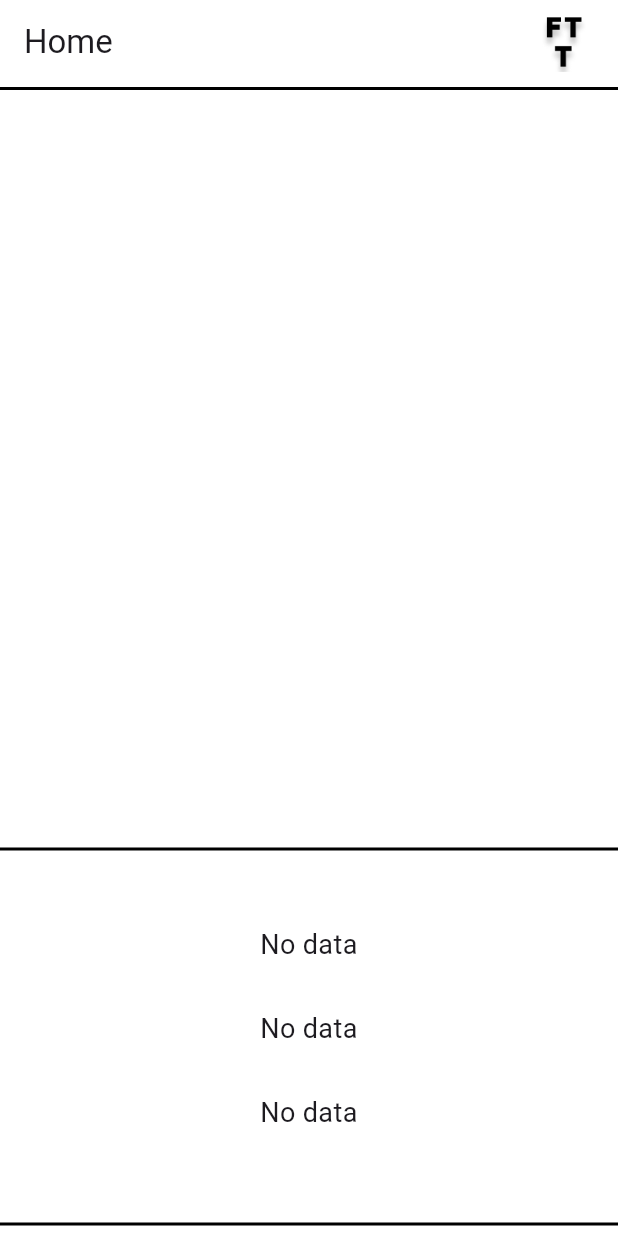
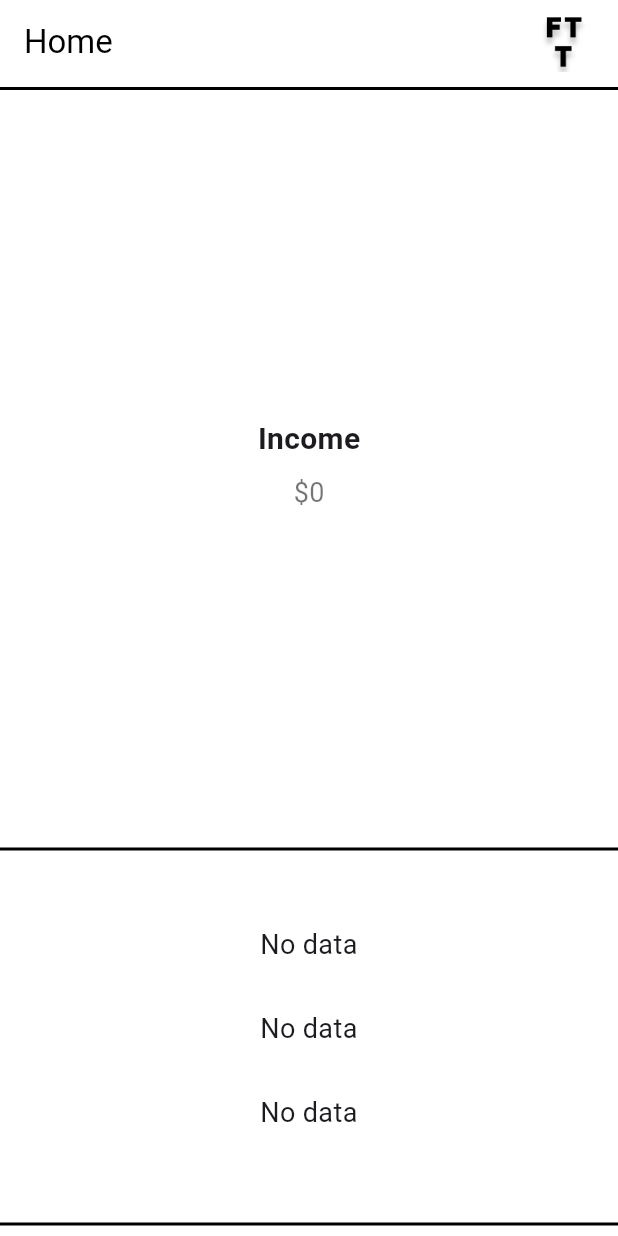
Before and after one commit to RezRak/FiftyThirtyTwenty, a Flutter app: the screen it shows after launch, scrolled down 140 dp, after a tap on "Submit", on a phone screen of 412 x 824 dp. Run offline on Flutter 3.47's test engine with Material 3 defaults, Android fonts, the phone set to English and light mode, and no system bars; drawn by our look-alikes of fl_chart; our stand-ins replace sqflite; accounts and stored records are empty.

Commit message:
added Income to pie chart

```diff
--- a/lib/home.dart
+++ b/lib/home.dart
@@ -22,6 +22,8 @@ class _HomeState extends State<Home> {
   String wantsMessage = '';
   String savingsMessage = '';
 
+  int income = 0;
+
   @override
   void initState() {
     super.initState();
@@ -30,12 +32,13 @@ class _HomeState extends State<Home> {
 
 Future<void> getUpdateData() async {
   // Grab int values from each table
-    int income = await dbHelper.sumIncome();
+  int fetchedIncome = await dbHelper.sumIncome();
   int essential = await dbHelper.sumEssentials();
   int wants = await dbHelper.sumWants();
   int savings = await dbHelper.sumSavings();
 
   setState(() {
+    income = fetchedIncome; // Assign the fetched income to the instance variable
     // Gathers the percentage of each value to add into pie chart later
     if (income != 0) {
       value1 = (essential.toDouble() / income.toDouble()) * 100;
@@ -90,14 +93,11 @@ class _HomeState extends State<Home> {
       appBar: AppBar(
         bottom: PreferredSize(
           preferredSize: const Size.fromHeight(4.0),
-          child: Container(
-            color: Colors.black,
-            height: 2.0
-          )),
+          child: Container(color: Colors.black, height: 2.0),
+        ),
         backgroundColor: Colors.white,
-        title: Text("Home"),
+        title: const Text("Home", style: TextStyle(color: Colors.black)),
         actions: [
-          // Adds the logo on the appbar
           Padding(
             padding: const EdgeInsets.only(right: 16.0),
             child: Image.asset(
@@ -109,16 +109,16 @@ class _HomeState extends State<Home> {
         ],
       ),
       body: Column(
-        mainAxisAlignment: MainAxisAlignment.start,
         children: [
           SizedBox(
             height: 500,
             width: double.infinity,
-            // Piechart data and UI
-            child: PieChart(
+            child: Stack(
+              alignment: Alignment.center,
+              children: [
+                PieChart(
                   PieChartData(
                     sections: [
-                  // Essentials Pie Chart Data
                       PieChartSectionData(
                         value: value1,
                         color: const Color.fromARGB(255, 47, 139, 215),
@@ -126,7 +126,6 @@ class _HomeState extends State<Home> {
                         radius: 50,
                         titlePositionPercentageOffset: 1.8,
                       ),
-                  // Wants Pie Chart Data
                       PieChartSectionData(
                         value: value2,
                         color: const Color.fromARGB(255, 221, 61, 55),
@@ -134,7 +133,6 @@ class _HomeState extends State<Home> {
                         radius: 50,
                         titlePositionPercentageOffset: 1.8,
                       ),
-                  // Savings Pie Chart Data
                       PieChartSectionData(
                         value: value3,
                         color: const Color.fromARGB(255, 255, 235, 57),
@@ -142,7 +140,6 @@ class _HomeState extends State<Home> {
                         radius: 50,
                         titlePositionPercentageOffset: 1.8,
                       ),
-                  // Remaining unused Income
                       PieChartSectionData(
                         value: value4,
                         color: const Color.fromARGB(255, 127, 127, 127),
@@ -155,17 +152,28 @@ class _HomeState extends State<Home> {
                     centerSpaceRadius: 90,
                   ),
                 ),
+                Column(
+                  mainAxisAlignment: MainAxisAlignment.center,
+                  children: [
+                    const Text(
+                      'Income',
+                      style: TextStyle(
+                          fontSize: 20, fontWeight: FontWeight.bold),
+                    ),
+                    const SizedBox(height: 8),
+                    Text(
+                        '\$${income.toString()}',
+                      style: const TextStyle(fontSize: 18, color: Colors.black54),
+                    ),
+                  ],
+                ),
+              ],
+            ),
           ),
           const SizedBox(height: 5),
-          // Black line between Pie chart and Text information
-          Container(
-            height: 2,
-            color: Colors.black,
-            width: double.infinity
-          ),
+          Container(height: 2, color: Colors.black, width: double.infinity),
           const SizedBox(height: 50),
           Padding(
-            // Text for determining if over or under budget
             padding: const EdgeInsets.symmetric(horizontal: 20.0),
             child: Column(
               children: [
@@ -189,28 +197,16 @@ class _HomeState extends State<Home> {
               ],
             ),
           ),
-          // Second black line for the bottom button bar
           const SizedBox(height: 60),
-          Container(
-            height: 2,
-            color: Colors.black,
-            width: double.infinity,
-          ),
-          // Creates buttons for Navigation to other tabs
+          Container(height: 2, color: Colors.black, width: double.infinity),
           const Spacer(),
           Row(
             mainAxisAlignment: MainAxisAlignment.spaceAround,
             children: [
-              // Home Button
               TextButton(
-                onPressed: () {
-                },
-                style: TextButton.styleFrom(
-                  backgroundColor: Colors.transparent,
+                onPressed: () {},
+                child: const Text('Home'),
               ),
-                child: Text('Home'),
-              ),
-              // Essentials Button
               TextButton(
                 onPressed: () {
                   Navigator.pushReplacement(
@@ -218,12 +214,8 @@ class _HomeState extends State<Home> {
                     MaterialPageRoute(builder: (context) => const Essential()),
                   );
                 },
-                style: TextButton.styleFrom(
-                  backgroundColor: Colors.transparent,
+                child: const Text('Essentials'),
               ),
-                child: Text('Essentials'),
-              ),
-              // Wants Button
               TextButton(
                 onPressed: () {
                   Navigator.pushReplacement(
@@ -231,12 +223,8 @@ class _HomeState extends State<Home> {
                     MaterialPageRoute(builder: (context) => const Want()),
                   );
                 },
-                style: TextButton.styleFrom(
-                  backgroundColor: Colors.transparent,
+                child: const Text('Wants'),
               ),
-                child: Text('Wants'),
-              ),
-              // Savings Button
               TextButton(
                 onPressed: () {
                   Navigator.pushReplacement(
@@ -244,15 +232,12 @@ class _HomeState extends State<Home> {
                     MaterialPageRoute(builder: (context) => const Saving()),
                   );
                 },
-                style: TextButton.styleFrom(
-                  backgroundColor: Colors.transparent,
-                ),
-                child: Text('Savings'),
+                child: const Text('Savings'),
               ),
             ],
           ),
-        ]
-      )
+        ],
+      ),
     );
   }
 }
```
Lines whose indentation alone changed are shown as unchanged.
